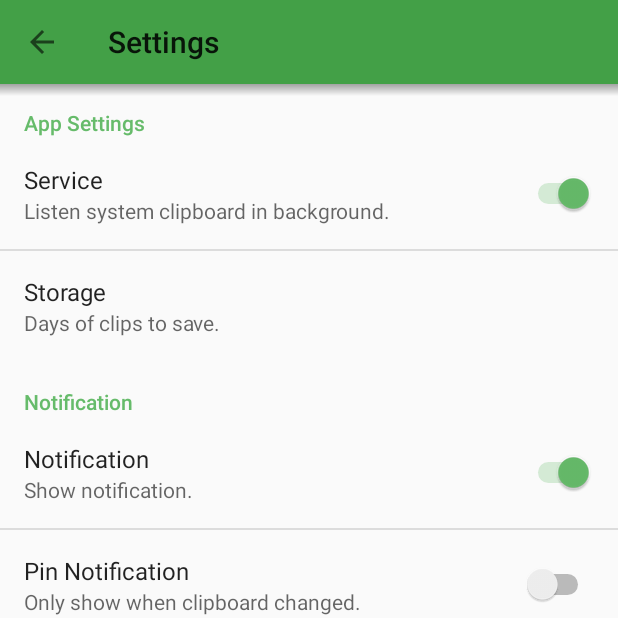
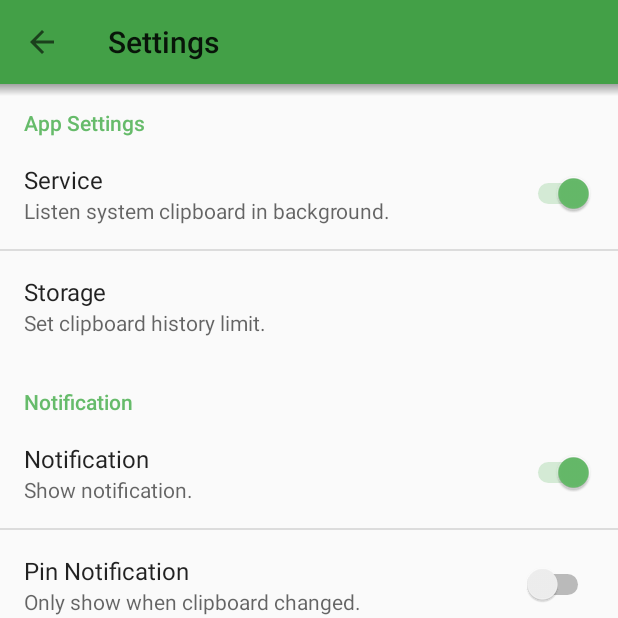
Before and after one commit to heruoxin/Clip-Stack, an Android app: the screen it shows after launch (ActivitySetting), in the options menu, after a tap on "Settings", on a phone screen of 412 x 824 dp, the top half of it. Run offline under Robolectric (Android 15) with nearby library versions, the phone set to English and light mode, and no system bars; libraries missing offline, so code that uses them is left out: com.nispok.snackbar.

Commit message:
Issues #13

```diff
--- a/app/src/main/java/com/catchingnow/tinyclipboardmanager/ActivityMain.java
+++ b/app/src/main/java/com/catchingnow/tinyclipboardmanager/ActivityMain.java
@@ -224,13 +224,12 @@ public class ActivityMain extends MyActionBarActivity {
         // Handle action bar item clicks here. The action bar will
         // automatically handle clicks on the Home/Up button, so long
         // as you specify a parent activity in AndroidManifest.xml.
-        mFabRotation(true);
 
         int id = item.getItemId();
 
         switch (id) {
             case R.id.action_search:
-                break;
+                return super.onOptionsItemSelected(item);
             case R.id.action_star:
                 isStarred = !isStarred;
                 setStarredIcon();
@@ -248,6 +247,7 @@ public class ActivityMain extends MyActionBarActivity {
             case R.id.action_settings:
                 startActivity(new Intent(this, ActivitySetting.class));
         }
+        mFabRotation(isStarred);
         clearDeleteQueue();
         return super.onOptionsItemSelected(item);
     }
@@ -413,13 +413,13 @@ public class ActivityMain extends MyActionBarActivity {
 
     private void firstLaunch() throws InterruptedException {
         //db.modifyClip(null, getString(R.string.first_launch_clips_3, "👈", "😇"));
-        db.modifyClip(null, getString(R.string.first_launch_clips_3, "", "👉"), Storage.SYSTEM_CLIPBOARD);
+        db.modifyClip(null, getString(R.string.first_launch_clipboards_3, "", "👉"), Storage.SYSTEM_CLIPBOARD);
         Thread.sleep(50);
-        db.modifyClip(null, getString(R.string.first_launch_clips_2, "🙋"), Storage.SYSTEM_CLIPBOARD);
+        db.modifyClip(null, getString(R.string.first_launch_clipboards_2, "🙋"), Storage.SYSTEM_CLIPBOARD);
         Thread.sleep(50);
-        db.modifyClip(null, getString(R.string.first_launch_clips_1, "😄"), Storage.SYSTEM_CLIPBOARD);
+        db.modifyClip(null, getString(R.string.first_launch_clipboards_1, "😄"), Storage.SYSTEM_CLIPBOARD);
         Thread.sleep(50);
-        db.modifyClip(null, getString(R.string.first_launch_clips_0, "😄"), Storage.SYSTEM_CLIPBOARD);
+        db.modifyClip(null, getString(R.string.first_launch_clipboards_0, "😄"), Storage.SYSTEM_CLIPBOARD);
         BackupManager backupManager = new BackupManager(this);
         backupManager.requestRestore(new RestoreObserver() {
             @Override
--- a/app/src/main/res/values/strings.xml
+++ b/app/src/main/res/values/strings.xml
@@ -29,8 +29,7 @@
     <string name="toast_saved">Saved.</string>
     <string name="toast_no_saved">Not saved.</string>
     <string name="pref_storage_title">Storage</string>
-    <string name="pref_storage_summary">Days of clips to save.</string>
-    <string name="pref_storage_dialog">Save clips for</string>
+    <string name="pref_storage_dialog">Remember clipboards for:</string>
     <string name="pref_about_category">About</string>
     <string name="pref_about_title">Open Source</string>
     <string name="pref_about_summary">View source code on GitHub.</string>
@@ -42,18 +41,18 @@
     <string name="pref_notification_pin_summary_on">Always show.</string>
     <string name="pref_notification_pin_summary_off">Only show when clipboard changed.</string>
     <string name="action_delete">Delete</string>
-    <string name="pref_storage_summary_infinite">Remember all clips.</string>
-    <string name="pref_storage_summary_days">Remember clips for %d days.</string>
+    <string name="pref_storage_summary_infinite">Remember clipboards forever.</string>
+    <string name="pref_storage_summary_days">Remember clipboards for %d days.</string>
     <string name="title_activity_editor">New Clip</string>
-    <string name="first_launch_clips_0">Welcome to Clip Stack. %1$s</string>
-    <string name="first_launch_clips_1">It can show clip history in notification.</string>
-    <string name="first_launch_clips_2">Click here %1$s to edit.</string>
-    <string name="first_launch_clips_3">%1$s Swipe to delete. %2$s</string>
+    <string name="first_launch_clipboards_0">Welcome to Clip Stack. %1$s</string>
+    <string name="first_launch_clipboards_1">It can show clipboard history in notification.</string>
+    <string name="first_launch_clipboards_2">Click here %1$s to edit.</string>
+    <string name="first_launch_clipboards_3">%1$s Swipe to delete. %2$s</string>
     <string name="title_activity_activity_get_share_text">Copy to clipboard</string>
     <string name="action_add">Add</string>
     <string name="toast_front_string">""</string>
     <string name="action_delete_all">Clear all</string>
-    <string name="dialog_delete_all">Are you sure you want to clear all clips?\nStarred items will be retained.</string>
+    <string name="dialog_delete_all">Are you sure you want to clear all?\nStarred items will be retained.</string>
     <string name="dialog_ok">OK</string>
     <string name="dialog_cancel">Cancel</string>
     <string name="toast_undo">Undo</string>
@@ -85,5 +84,6 @@
     <string name="arrays_thirty_days">30 days</string>
     <string name="arrays_infinite">infinite</string>
     <string name="clip_notification_starred_single_text">There is no starred items.</string>
+    <string name="pref_storage_summary">Set clipboard history limit.</string>
 
 </resources>
```
Also changed, not shown: app/src/main/java/com/catchingnow/tinyclipboardmanager/CBWatcherService.java (+8 -9 lines), 8 other files.
